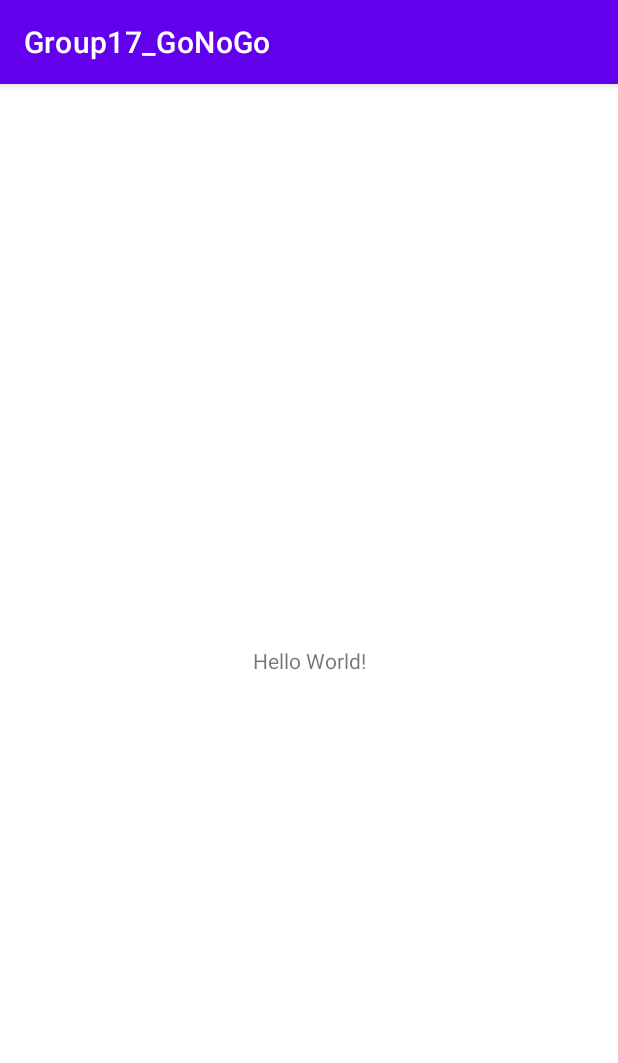
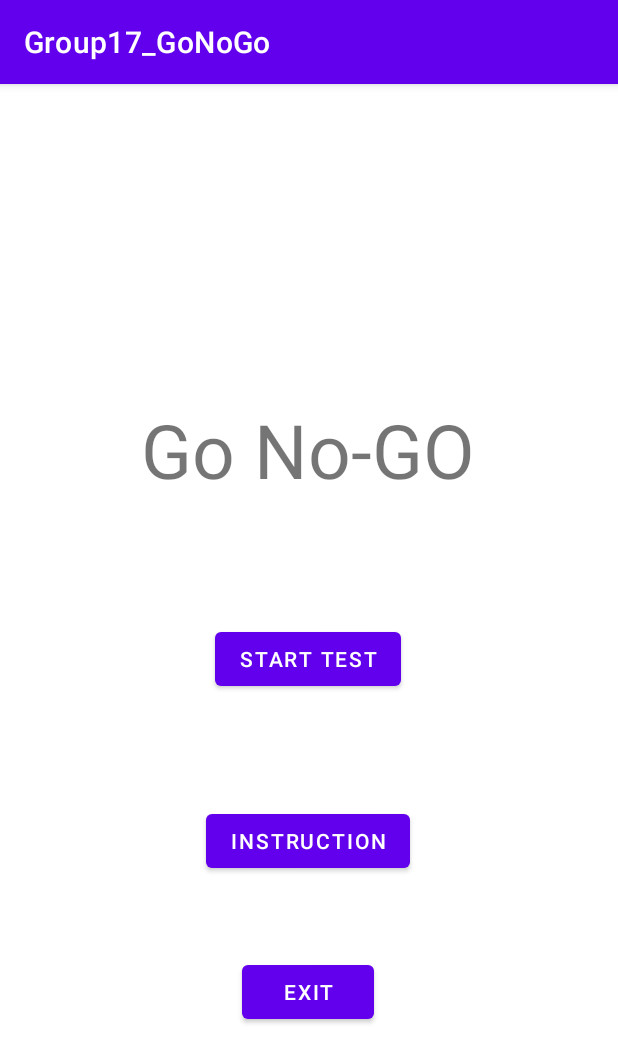
Before and after one commit to justenperdikis/cmsc436-group17, an Android app: the screen it shows after launch (MainActivity), on a phone screen of 412 x 824 dp. Shown: the top 1063 px of the screen. Run offline under Robolectric (Android 15) with nearby library versions, the phone set to English and light mode, and no system bars.

Commit message:
adding main menu

```diff
--- a/Group17_GoNoGo/app/src/main/java/com/example/group17_gonogo/MainActivity.kt
+++ b/Group17_GoNoGo/app/src/main/java/com/example/group17_gonogo/MainActivity.kt
@@ -1,11 +1,32 @@
 package com.example.group17_gonogo
 
+import android.content.Intent
 import androidx.appcompat.app.AppCompatActivity
 import android.os.Bundle
+import android.view.View
+import android.widget.Button
 
 class MainActivity : AppCompatActivity() {
     override fun onCreate(savedInstanceState: Bundle?) {
         super.onCreate(savedInstanceState)
         setContentView(R.layout.activity_main)
+
+        val startButton = findViewById(R.id.start_button) as Button
+        val instructionButton = findViewById(R.id.instruction_button) as Button
+        val exitButton = findViewById(R.id.exit_button) as Button
+    }
+
+    fun startTest(view: View) {
+
+        val mTestIntent = Intent(this, "activity name"::class.java);
+        startActivity(mTestIntent);
+
+    }
+
+    fun showInstrunctions(view: View) {
+        //Show content of instructions
+    }
+    fun exitApp(view: View) {
+        super.onBackPressed()
     }
 }
--- a/Group17_GoNoGo/app/src/main/res/layout/activity_main.xml
+++ b/Group17_GoNoGo/app/src/main/res/layout/activity_main.xml
@@ -7,12 +7,56 @@
     tools:context=".MainActivity">
 
     <TextView
+        android:id="@+id/textView"
         android:layout_width="wrap_content"
         android:layout_height="wrap_content"
-        android:text="Hello World!"
+        android:text="Go No-GO"
+        android:textSize="50dp"
         app:layout_constraintBottom_toBottomOf="parent"
+        app:layout_constraintHorizontal_bias="0.498"
         app:layout_constraintLeft_toLeftOf="parent"
         app:layout_constraintRight_toRightOf="parent"
-        app:layout_constraintTop_toTopOf="parent" />
+        app:layout_constraintTop_toTopOf="parent"
+        app:layout_constraintVertical_bias="0.3" />
+
+    <Button
+        android:id="@+id/start_button"
+        android:layout_width="wrap_content"
+        android:layout_height="wrap_content"
+        android:onClick="startTest"
+        android:text="Start Test"
+        app:layout_constraintBottom_toTopOf="@+id/instruction_button"
+        app:layout_constraintEnd_toEndOf="parent"
+        app:layout_constraintHorizontal_bias="0.498"
+        app:layout_constraintStart_toStartOf="parent"
+        app:layout_constraintTop_toBottomOf="@+id/textView"
+        app:layout_constraintVertical_bias="0.529" />
+
+    <Button
+        android:id="@+id/instruction_button"
+        android:layout_width="wrap_content"
+        android:layout_height="wrap_content"
+        android:layout_marginTop="168dp"
+        android:onClick="showInstrunctions"
+        android:text="Instruction"
+        app:layout_constraintBottom_toBottomOf="parent"
+        app:layout_constraintEnd_toEndOf="parent"
+        app:layout_constraintHorizontal_bias="0.498"
+        app:layout_constraintStart_toStartOf="parent"
+        app:layout_constraintTop_toBottomOf="@+id/textView"
+        app:layout_constraintVertical_bias="0.129" />
+
+    <Button
+        android:id="@+id/exit_button"
+        android:layout_width="wrap_content"
+        android:layout_height="wrap_content"
+        android:onClick="exitApp"
+        android:text="Exit"
+        app:layout_constraintBottom_toBottomOf="parent"
+        app:layout_constraintEnd_toEndOf="parent"
+        app:layout_constraintHorizontal_bias="0.498"
+        app:layout_constraintStart_toStartOf="parent"
+        app:layout_constraintTop_toBottomOf="@+id/textView"
+        app:layout_constraintVertical_bias="0.687" />
 
 </androidx.constraintlayout.widget.ConstraintLayout>
```
